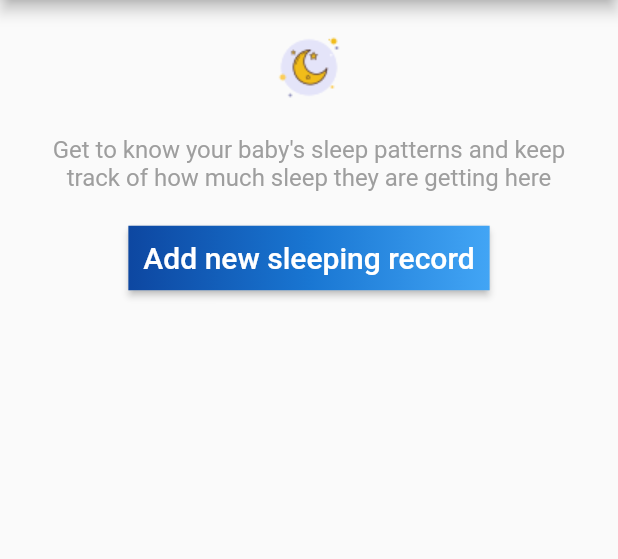
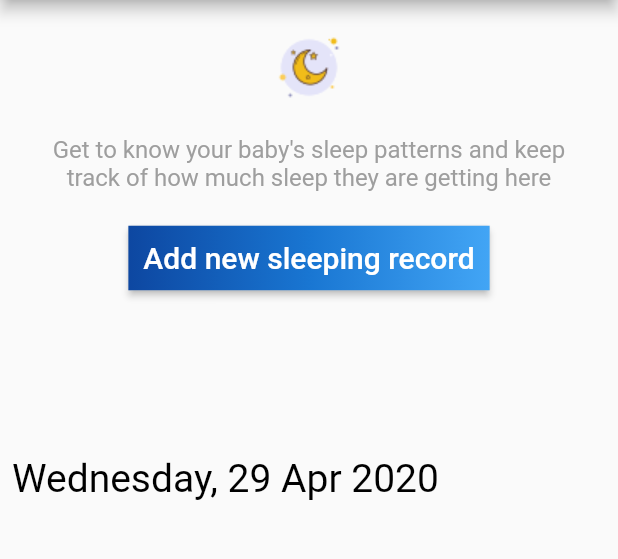
Before and after one commit to MaciejHeintze/baby_sleep_tracker_app, a Flutter app: the screen it shows after launch, on a phone screen of 412 x 824 dp, the part 84-643 px from its top. Run offline on Flutter 3.47's test engine with Material 2 defaults, Android fonts, the phone set to English and light mode, and no system bars; our stand-ins replace numberpicker.

Commit message:
listview commit

```diff
--- a/lib/main.dart
+++ b/lib/main.dart
@@ -1,5 +1,7 @@
 import 'package:flutter/material.dart';
 import 'record.dart';
+import 'item.dart';
+import 'package:intl/intl.dart';
 
 void main(){
   runApp(MaterialApp(
@@ -18,8 +20,20 @@ class App extends StatefulWidget {
 
 class MainState extends State<App> {
 
+  String userType="";
+  String userTime="";
+  String timeOfDay="";
+  List<String> types = new List<String>();
+  List<String> times = new List<String>();
+  List<String> timesOfDay = new List<String>();
+
   @override
   Widget build(BuildContext context) {
+
+    var now = new DateTime.now();
+    var formatter = new DateFormat('EEEE, dd MMM yyyy');
+    String formatted = formatter.format(now);
+
     return Scaffold(
       appBar: AppBar(
         title: Text("Sleep Tracker"),
@@ -45,9 +59,17 @@ class MainState extends State<App> {
               ),
               RaisedButton(
                 onPressed: () async{
+                  Item item = new Item(userType, userTime,timeOfDay);
                   final result = await Navigator.push(
-                      context, MaterialPageRoute(builder: (context) => Record()));
-                },
+                      context, MaterialPageRoute(builder: (context) => Record(item: item)));
+
+                      setState(() {
+                        item = result;
+                        types.add(item.type);
+                        times.add(item.time);
+                        timesOfDay.add(item.timeOfDay);
+                      });
+                  },
                 textColor: Colors.white,
 
                 padding: const EdgeInsets.all(0.0),
@@ -70,11 +92,41 @@ class MainState extends State<App> {
               ),
               SizedBox(height: 100.0),
 
+              Align(
+                alignment: Alignment.centerLeft,
+                child: Padding(
+                  padding: const EdgeInsets.all(8.0),
+                  child: Text(
+                    "$formatted",
+                    style: TextStyle(fontSize: 26, color: Colors.black),
+                  ),
+                ),
+              ),
+              Expanded(
+                child: ListView.builder(
+                    itemCount: types.length,
+                    itemBuilder: (BuildContext context,int index){
+                      return Card(
+                        child: ListTile(
+                          leading: Padding(
+                            padding: const EdgeInsets.fromLTRB(0,10,0,0),
+                            child: Text(
+                              "${timesOfDay[index]}",
+                              textAlign: TextAlign.center,
+                              style: TextStyle(fontSize: 16.0, fontWeight: FontWeight.bold),
+                            ),
+                          ),
+                          title: Text("${types[index]}", style: TextStyle(fontSize: 16.0, color: Colors.blue[900]),),
+                          subtitle: Text("${times[index]}", style: TextStyle(fontSize: 16.0, color: Colors.grey),),
+                        ),
+                      );
+                    }
+                ),
+              )
             ],
           ),
         ),
       ),
     );
   }
-
 }
```
